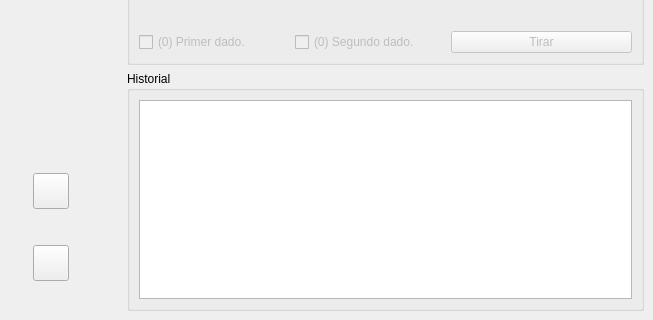
First picture: the form in parchis.ui, repository Lerduzz/Lerchis, before the edit; both pictures show x 592 to 1245 and y 380 to 700 of the 1245 by 700 pixel window.
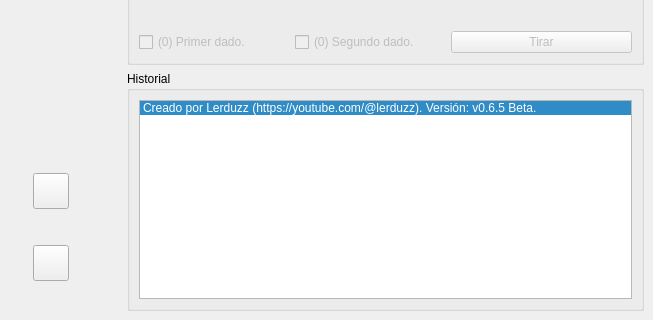
Second picture: the form after the edit. Icons and pictures are not drawn.

Commit message: Mejora estetica.

The edit to the form file:
```diff
--- a/parchis.ui
+++ b/parchis.ui
@@ -718,7 +718,20 @@
          </property>
          <layout class="QGridLayout" name="gridLayout">
           <item row="0" column="0">
-           <widget class="QListWidget" name="listHistorial"/>
+           <widget class="QListWidget" name="listHistorial">
+            <property name="currentRow">
+             <number>0</number>
+            </property>
+            <item>
+             <property name="text">
+              <string>Creado por Lerduzz (https://youtube.com/@lerduzz). Versión: v0.6.5 Beta.</string>
+             </property>
+             <property name="icon">
+              <iconset resource="parchis.qrc">
+               <normaloff>:/ventana/icono.png</normaloff>:/ventana/icono.png</iconset>
+             </property>
+            </item>
+           </widget>
           </item>
          </layout>
         </widget>
```
Left out of the diff: 2 changed lines with no effect on the pictures. The commit also changes 2 other files.
